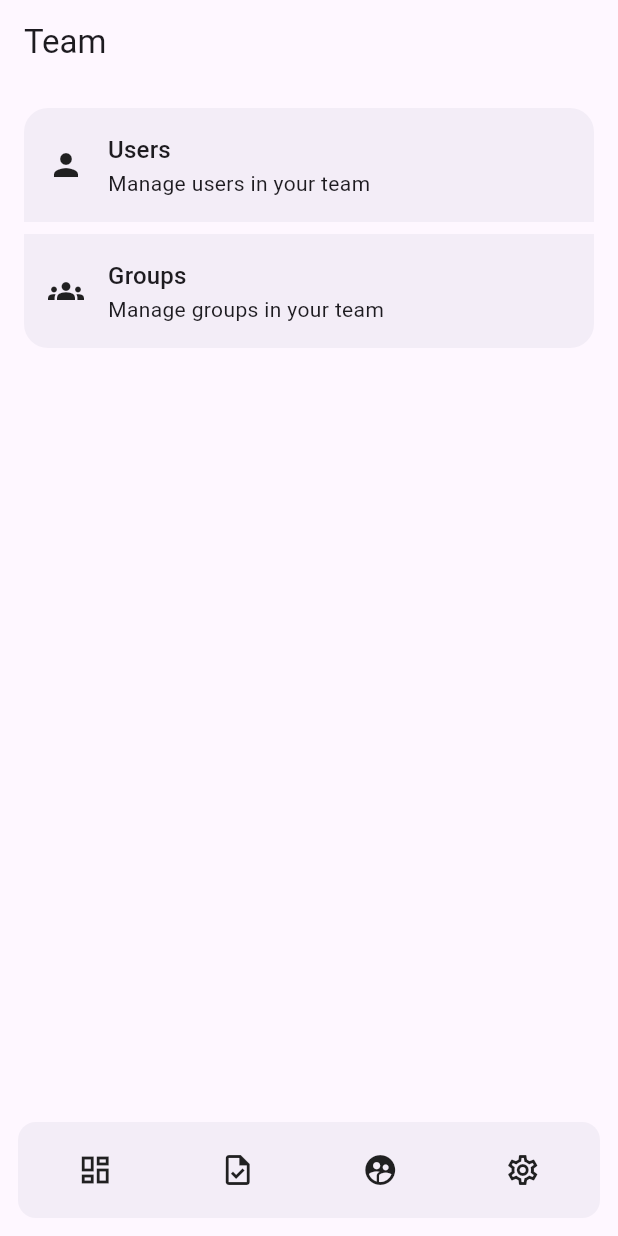
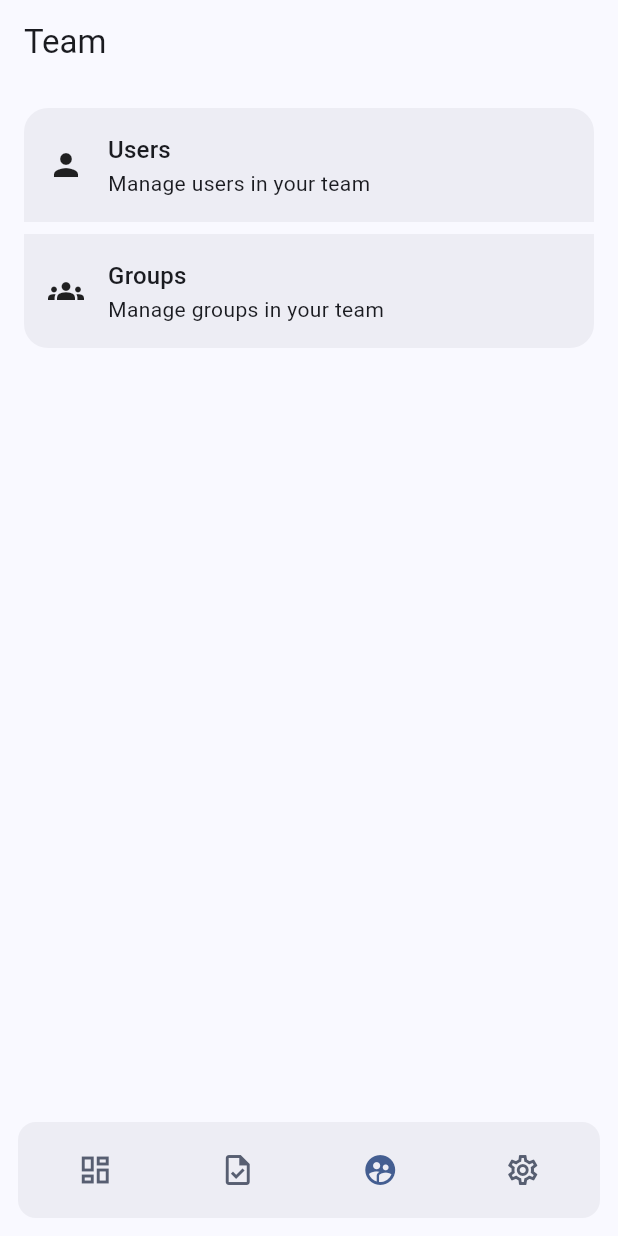
Before and after one commit to InvenzaApp/Invenza-Mobile, a Flutter app: the screen it shows after launch, item 3 of the bottom bar chosen, on a phone screen of 412 x 824 dp. Run offline on Flutter 3.47's test engine with Material 3 defaults, Android fonts, the light colour scheme and no system bars; our stand-ins replace auto_route; generated files the repository leaves out were written again.

Commit message:
MA-4 Added App Theme

```diff
--- a/lib/app/app.dart
+++ b/lib/app/app.dart
@@ -1,4 +1,5 @@
 import 'package:app/app/routing/app_router.dart';
+import 'package:app/app_theme.dart';
 import 'package:flutter/material.dart';
 import 'package:flutter_gen/gen_l10n/app_localizations.dart';
 import 'package:flutter_localizations/flutter_localizations.dart';
@@ -22,6 +23,8 @@ class App extends StatelessWidget {
       ],
       routerConfig: _appRouter.config(),
       debugShowCheckedModeBanner: false,
+      theme: lightTheme,
+      darkTheme: darkTheme,
     );
   }
 }
--- /dev/null
+++ b/lib/app_theme.dart
@@ -0,0 +1,12 @@
+import 'package:flutter/material.dart';
+
+Color get _colorSeed => const Color(0xFF082A5B);
+
+ThemeData get lightTheme => ThemeData(
+  colorSchemeSeed: _colorSeed,
+);
+
+ThemeData get darkTheme => ThemeData(
+  colorSchemeSeed: _colorSeed,
+  brightness: Brightness.dark,
+);
--- a/lib/screens/app/helpers/app_navigation_destinations.dart
+++ b/lib/screens/app/helpers/app_navigation_destinations.dart
@@ -1,4 +1,5 @@
 import 'package:app/app/routing/app_router.gr.dart';
+import 'package:app/extensions/color_extension.dart';
 import 'package:auto_route/auto_route.dart';
 import 'package:flutter/material.dart';
 
@@ -7,26 +8,30 @@ class AppNavigationDestinations {
 
   final BuildContext context;
 
-  List<NavigationDestination> getDestinationList() => const [
+  List<NavigationDestination> getDestinationList() => [
         NavigationDestination(
-          icon: Icon(Icons.dashboard_outlined),
+          icon: Icon(Icons.dashboard_outlined, color: context.secondary),
           label: '',
-          selectedIcon: Icon(Icons.dashboard),
+          selectedIcon: Icon(Icons.dashboard, color: context.primary),
         ),
         NavigationDestination(
-          icon: Icon(Icons.task_outlined),
+          icon: Icon(Icons.task_outlined, color: context.secondary),
           label: '',
-          selectedIcon: Icon(Icons.task),
+          selectedIcon: Icon(Icons.task, color: context.primary),
         ),
         NavigationDestination(
-          icon: Icon(Icons.supervised_user_circle_outlined),
+          icon: Icon(
+            Icons.supervised_user_circle_outlined,
+            color: context.secondary,
+          ),
           label: '',
-          selectedIcon: Icon(Icons.supervised_user_circle),
+          selectedIcon:
+              Icon(Icons.supervised_user_circle, color: context.primary),
         ),
         NavigationDestination(
-          icon: Icon(Icons.settings_outlined),
+          icon: Icon(Icons.settings_outlined, color: context.secondary),
           label: '',
-          selectedIcon: Icon(Icons.settings),
+          selectedIcon: Icon(Icons.settings, color: context.primary),
         ),
       ];
 
```
